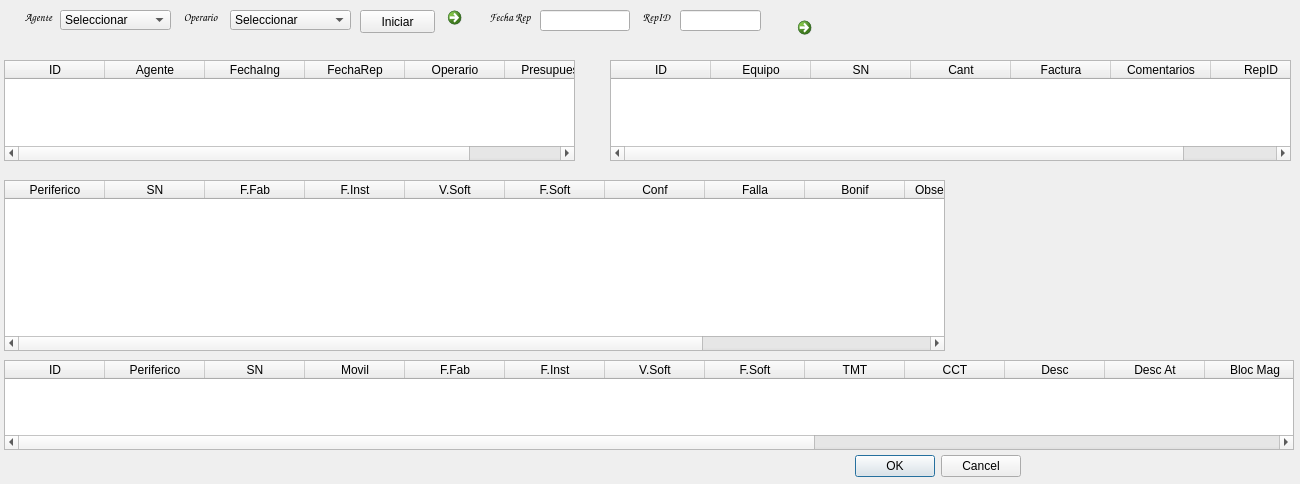
This is trabajo.ui in Matias2178/Sistema_Postventa as Qt 5 draws it before an edit. The edited form follows.
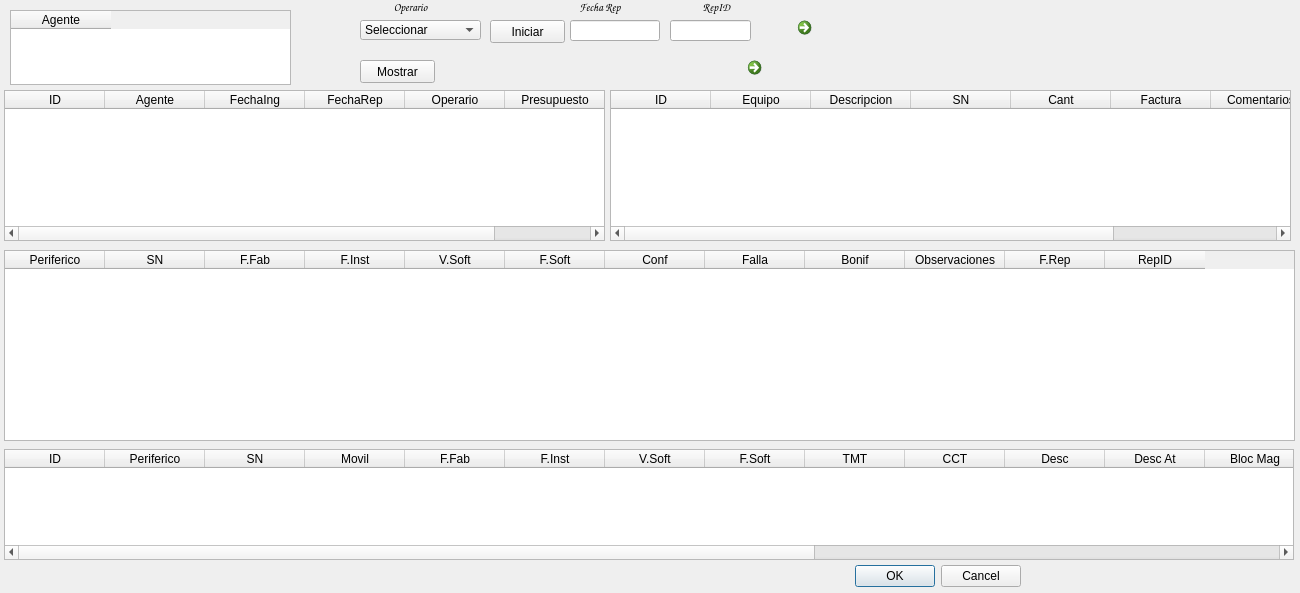
This is the edited form. Icons and pictures are not drawn.

Commit message: Se muestran los datos ordenados por columnas en todas las tablas

```diff
--- a/trabajo.ui
+++ b/trabajo.ui
@@ -7,7 +7,7 @@
     <x>0</x>
     <y>0</y>
     <width>1300</width>
-    <height>484</height>
+    <height>593</height>
    </rect>
   </property>
   <property name="sizePolicy">
@@ -26,7 +26,7 @@
    <property name="geometry">
     <rect>
      <x>680</x>
-     <y>450</y>
+     <y>560</y>
      <width>341</width>
      <height>32</height>
     </rect>
@@ -42,9 +42,9 @@
    <property name="geometry">
     <rect>
      <x>4</x>
-     <y>60</y>
-     <width>571</width>
-     <height>101</height>
+     <y>90</y>
+     <width>601</width>
+     <height>151</height>
     </rect>
    </property>
    <property name="editTriggers">
@@ -85,9 +85,9 @@
    <property name="geometry">
     <rect>
      <x>4</x>
-     <y>360</y>
+     <y>449</y>
      <width>1290</width>
-     <height>90</height>
+     <height>111</height>
     </rect>
    </property>
    <column>
@@ -190,9 +190,9 @@
    <property name="geometry">
     <rect>
      <x>4</x>
-     <y>180</y>
-     <width>941</width>
-     <height>171</height>
+     <y>250</y>
+     <width>1291</width>
+     <height>191</height>
     </rect>
    </property>
    <column>
@@ -260,9 +260,9 @@
    <property name="geometry">
     <rect>
      <x>610</x>
-     <y>60</y>
+     <y>90</y>
      <width>681</width>
-     <height>101</height>
+     <height>151</height>
     </rect>
    </property>
    <column>
@@ -275,6 +275,11 @@
      <string>Equipo</string>
     </property>
    </column>
+   <column>
+    <property name="text">
+     <string>Descripcion</string>
+    </property>
+   </column>
    <column>
     <property name="text">
      <string>SN</string>
@@ -304,8 +309,8 @@
   <widget class="QLabel" name="label_5">
    <property name="geometry">
     <rect>
-     <x>170</x>
-     <y>10</y>
+     <x>380</x>
+     <y>0</y>
      <width>61</width>
      <height>16</height>
     </rect>
@@ -328,8 +333,8 @@
   <widget class="QLineEdit" name="TrabFechaRep">
    <property name="geometry">
     <rect>
-     <x>540</x>
-     <y>10</y>
+     <x>570</x>
+     <y>20</y>
      <width>90</width>
      <height>21</height>
     </rect>
@@ -361,35 +366,11 @@
     <set>Qt::AlignCenter</set>
    </property>
   </widget>
-  <widget class="QLabel" name="label_4">
-   <property name="geometry">
-    <rect>
-     <x>20</x>
-     <y>10</y>
-     <width>37</width>
-     <height>16</height>
-    </rect>
-   </property>
-   <property name="font">
-    <font>
-     <family>Comic Sans MS</family>
-     <pointsize>8</pointsize>
-     <weight>75</weight>
-     <bold>true</bold>
-    </font>
-   </property>
-   <property name="text">
-    <string>Agente</string>
-   </property>
-   <property name="alignment">
-    <set>Qt::AlignHCenter|Qt::AlignTop</set>
-   </property>
-  </widget>
   <widget class="QPushButton" name="ReparacionesIniciar">
    <property name="geometry">
     <rect>
-     <x>360</x>
-     <y>10</y>
+     <x>490</x>
+     <y>20</y>
      <width>75</width>
      <height>23</height>
     </rect>
@@ -404,8 +385,8 @@
    </property>
    <property name="geometry">
     <rect>
-     <x>680</x>
-     <y>10</y>
+     <x>670</x>
+     <y>20</y>
      <width>81</width>
      <height>21</height>
     </rect>
@@ -440,8 +421,8 @@
   <widget class="QComboBox" name="TrabajoOperario">
    <property name="geometry">
     <rect>
-     <x>230</x>
-     <y>10</y>
+     <x>360</x>
+     <y>20</y>
      <width>121</width>
      <height>20</height>
     </rect>
@@ -455,8 +436,8 @@
   <widget class="QCommandLinkButton" name="RepInterno">
    <property name="geometry">
     <rect>
-     <x>440</x>
-     <y>0</y>
+     <x>740</x>
+     <y>50</y>
      <width>31</width>
      <height>31</height>
     </rect>
@@ -481,8 +462,8 @@
   <widget class="QLabel" name="lID_27">
    <property name="geometry">
     <rect>
-     <x>640</x>
-     <y>10</y>
+     <x>700</x>
+     <y>0</y>
      <width>33</width>
      <height>16</height>
     </rect>
@@ -502,26 +483,11 @@
     <set>Qt::AlignHCenter|Qt::AlignTop</set>
    </property>
   </widget>
-  <widget class="QComboBox" name="TrabajoAgente">
-   <property name="geometry">
-    <rect>
-     <x>60</x>
-     <y>10</y>
-     <width>111</width>
-     <height>20</height>
-    </rect>
-   </property>
-   <item>
-    <property name="text">
-     <string>Seleccionar</string>
-    </property>
-   </item>
-  </widget>
   <widget class="QLabel" name="lID_32">
    <property name="geometry">
     <rect>
-     <x>470</x>
-     <y>10</y>
+     <x>560</x>
+     <y>0</y>
      <width>80</width>
      <height>16</height>
     </rect>
@@ -567,6 +533,37 @@
     <number>299</number>
    </property>
   </widget>
+  <widget class="QPushButton" name="ReparacionesMostrar">
+   <property name="geometry">
+    <rect>
+     <x>360</x>
+     <y>60</y>
+     <width>75</width>
+     <height>23</height>
+    </rect>
+   </property>
+   <property name="text">
+    <string>Mostrar</string>
+   </property>
+  </widget>
+  <widget class="QTableWidget" name="TrabajoAgenteTabla">
+   <property name="geometry">
+    <rect>
+     <x>10</x>
+     <y>10</y>
+     <width>281</width>
+     <height>75</height>
+    </rect>
+   </property>
+   <property name="alternatingRowColors">
+    <bool>true</bool>
+   </property>
+   <column>
+    <property name="text">
+     <string>Agente</string>
+    </property>
+   </column>
+  </widget>
  </widget>
  <resources>
   <include location="PostVenta.qrc"/>
```
The commit also changes 13 other files.
